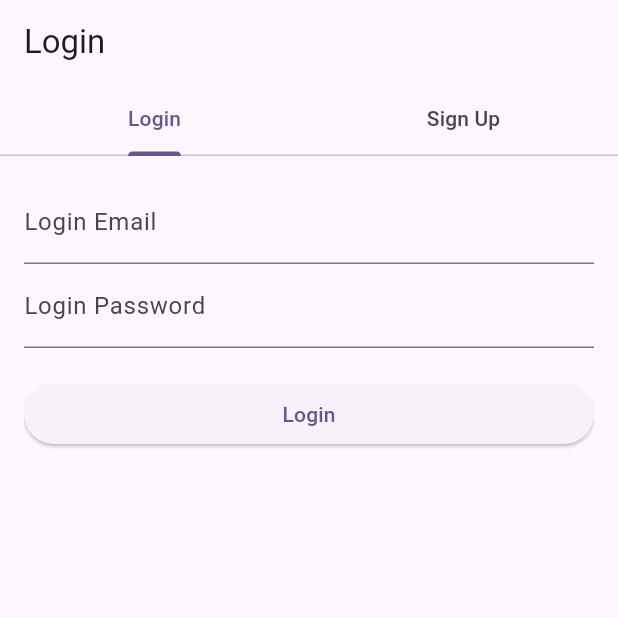
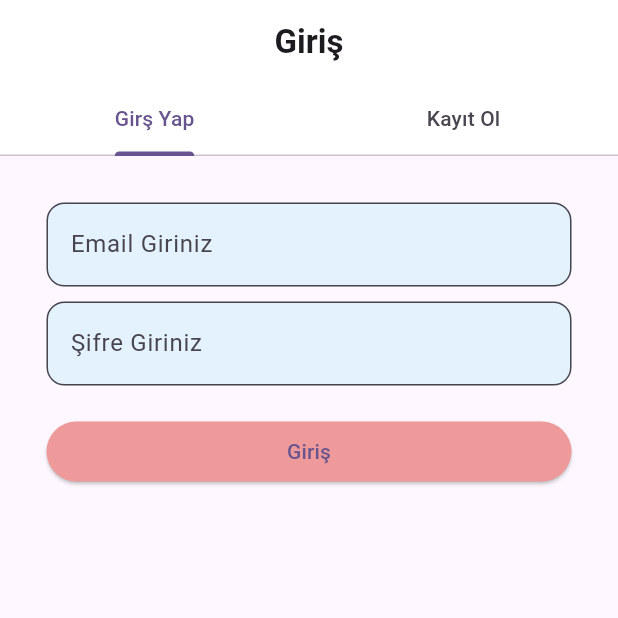
Before and after one commit to VeliDasan/BLoC, a Flutter app: the screen it shows after launch, on a phone screen of 412 x 824 dp, the top half of it. Run offline on Flutter 3.47's test engine with Material 3 defaults, Android fonts, the phone set to English and light mode, and no system bars; our stand-ins replace bloc, cloud_firestore, dio, equatable, firebase_auth, firebase_core and 3 more; missing offline and left inert: kdgaugeview; accounts and stored records are empty.

Commit message:
firestore login v2

```diff
--- a/lib/main.dart
+++ b/lib/main.dart
@@ -1,5 +1,5 @@
+import 'package:bloc_yapisi/src/pages/list.dart';
 import 'package:bloc_yapisi/src/pages/login.dart';
-
 import 'package:firebase_core/firebase_core.dart';
 import 'package:flutter/material.dart';
 
--- a/lib/src/blocs/loginBLoC/auth_bloc.dart
+++ b/lib/src/blocs/loginBLoC/auth_bloc.dart
@@ -1,10 +1,12 @@
 import 'package:bloc_yapisi/src/blocs/loginBLoC/auth_event.dart';
 import 'package:bloc_yapisi/src/blocs/loginBLoC/auth_state.dart';
 import 'package:bloc_yapisi/src/repositories/auth_repository.dart';
+import 'package:cloud_firestore/cloud_firestore.dart';
 import 'package:flutter_bloc/flutter_bloc.dart';
 
 class AuthBloc extends Bloc<AuthEvent, AuthState> {
   final AuthRepository authRepository;
+  var collectionKisiler = FirebaseFirestore.instance.collection("Kisiler");
 
   AuthBloc({required this.authRepository}) : super(UnAuthenticated(error: '')) {
     on<SignUpRequested>((event, emit) async {
@@ -31,4 +33,5 @@ class AuthBloc extends Bloc<AuthEvent, AuthState> {
       }
     });
   }
+
 }
--- a/lib/src/elements/appBar.dart
+++ b/lib/src/elements/appBar.dart
@@ -1,3 +1,4 @@
+import 'package:bloc_yapisi/src/pages/user.dart';
 import 'package:bloc_yapisi/src/pages/weathersearch.dart';
 import 'package:flutter/material.dart';
 import '../utils/global.dart';
@@ -11,15 +12,24 @@ PreferredSizeWidget appBar({
       backgroundColor: appBarBackgroundColor,
       actions: [
         IconButton(
-          onPressed: (
-              ) {
+          onPressed: () {
             Navigator.push(
                 context,
                 MaterialPageRoute(
                     builder: (context) => const Weathersearch()
-                       ));
+                ));
           },
           icon: const Icon(Icons.wind_power_rounded, color: Colors.blue),
+        ),
+        IconButton(
+          onPressed: () {
+            Navigator.push(
+                context,
+                MaterialPageRoute(
+                    builder: (context) =>  User()
+                ));
+          },
+          icon: const Icon(Icons.person, color: Colors.blue),
         ),
       ],
       elevation: 0,
--- a/lib/src/pages/login.dart
+++ b/lib/src/pages/login.dart
@@ -4,6 +4,8 @@ import 'package:bloc_yapisi/src/blocs/loginBLoC/auth_state.dart';
 import 'package:bloc_yapisi/src/elements/pageLoading.dart';
 import 'package:bloc_yapisi/src/pages/list.dart';
 import 'package:bloc_yapisi/src/repositories/auth_repository.dart';
+import 'package:bloc_yapisi/src/utils/global.dart';
+import 'package:flutter/cupertino.dart';
 import 'package:flutter/material.dart';
 import 'package:flutter_bloc/flutter_bloc.dart';
 
@@ -22,11 +24,17 @@ class Login extends StatelessWidget {
           length: 2,
           child: Scaffold(
             appBar: AppBar(
-              title: const Text('Login'),
+              centerTitle: true,
+              backgroundColor: appBarBackgroundColor,
+              elevation: 0,
+              title: const Text(
+                "Giriş",
+                style: const TextStyle(fontWeight: FontWeight.bold),
+              ),
               bottom: const TabBar(
                 tabs: [
-                  Tab(text: 'Login'),
-                  Tab(text: 'Sign Up'),
+                  Tab(text: 'Girş Yap'),
+                  Tab(text: 'Kayıt Ol'),
                 ],
               ),
             ),
@@ -42,12 +50,13 @@ class Login extends StatelessWidget {
                 }
                 if (state is UnAuthenticated) {
                   ScaffoldMessenger.of(context).showSnackBar(
-                    SnackBar(content: Text('Error: ${state.error}')),
+                    const SnackBar(
+                        content: Text('Hata: E-mail veya şifre hatalı')),
                   );
                 }
                 if (state is SignUpSuccess) {
                   ScaffoldMessenger.of(context).showSnackBar(
-                    const SnackBar(content: Text('Sign Up Successful')),
+                    const SnackBar(content: Text('Kayıt Başarılı')),
                   );
                 }
               },
@@ -68,21 +77,39 @@ class Login extends StatelessWidget {
   }
 
   Widget _buildLoginTab(BuildContext context) {
-    final TextEditingController _loginEmailController =
-    TextEditingController();
+    final TextEditingController _loginEmailController = TextEditingController();
     final TextEditingController _loginPasswordController =
         TextEditingController();
 
-    return Column(
+    return Padding(
+      padding: const EdgeInsets.all(15.0),
+      child: Column(
         crossAxisAlignment: CrossAxisAlignment.stretch,
         children: [
           TextField(
             controller: _loginEmailController,
-          decoration: const InputDecoration(labelText: 'Login Email'),
+            decoration: InputDecoration(
+              labelText: 'Email Giriniz',
+              border: OutlineInputBorder(
+                borderRadius: BorderRadius.circular(12.0),
+                borderSide: const BorderSide(color: Colors.blue, width: 2.0),
               ),
+              filled: true,
+              fillColor: Colors.blue.shade50,
+            ),
+          ),
+          const SizedBox(height: 10),
           TextField(
             controller: _loginPasswordController,
-          decoration: const InputDecoration(labelText: 'Login Password'),
+            decoration: InputDecoration(
+              labelText: 'Şifre Giriniz',
+              border: OutlineInputBorder(
+                borderRadius: BorderRadius.circular(12.0),
+                borderSide: const BorderSide(color: Colors.blue, width: 2.0),
+              ),
+              filled: true,
+              fillColor: Colors.blue.shade50,
+            ),
             obscureText: true,
           ),
           const SizedBox(height: 20),
@@ -99,11 +126,14 @@ class Login extends StatelessWidget {
                       .read<AuthBloc>()
                       .add(LoginRequested(email: email, password: password));
                 },
-              child: const Text('Login'),
+                style: ElevatedButton.styleFrom(
+                    backgroundColor: Colors.red.shade200),
+                child: const Text('Giriş'),
               );
             },
           ),
         ],
+      ),
     );
   }
 
@@ -113,16 +143,35 @@ class Login extends StatelessWidget {
     final TextEditingController _signUpPasswordController =
         TextEditingController();
 
-    return Column(
+    return Padding(
+      padding: const EdgeInsets.all(15.0),
+      child: Column(
         crossAxisAlignment: CrossAxisAlignment.stretch,
         children: [
           TextField(
             controller: _signUpEmailController,
-          decoration: const InputDecoration(labelText: 'Sign Up Email'),
+            decoration: InputDecoration(
+              labelText: 'Email Giriniz',
+              border: OutlineInputBorder(
+                borderRadius: BorderRadius.circular(12.0),
+                borderSide: const BorderSide(color: Colors.blue, width: 2.0),
               ),
+              filled: true,
+              fillColor: Colors.blue.shade50,
+            ),
+          ),
+          const SizedBox(height: 10),
           TextField(
             controller: _signUpPasswordController,
-          decoration: const InputDecoration(labelText: 'Sign Up Password'),
+            decoration: InputDecoration(
+              labelText: 'Şifre Giriniz',
+              border: OutlineInputBorder(
+                borderRadius: BorderRadius.circular(12.0),
+                borderSide: const BorderSide(color: Colors.blue, width: 2.0),
+              ),
+              filled: true,
+              fillColor: Colors.blue.shade50,
+            ),
             obscureText: true,
           ),
           const SizedBox(height: 20),
@@ -139,11 +188,14 @@ class Login extends StatelessWidget {
                       .read<AuthBloc>()
                       .add(SignUpRequested(email: email, password: password));
                 },
-              child: const Text('Sign Up'),
+                style: ElevatedButton.styleFrom(
+                    backgroundColor: Colors.red.shade200),
+                child: const Text('Kayıt'),
               );
             },
           ),
         ],
+      ),
     );
   }
 }
```
Also changed, not shown: lib/src/pages/user.dart (added, +15 -0 lines), lib/src/repositories/auth_repository.dart (+30 -1 lines), lib/src/blocs/loginBLoC/auth_event.dart (line endings or trailing spaces). Lines whose indentation alone changed are shown as unchanged.
